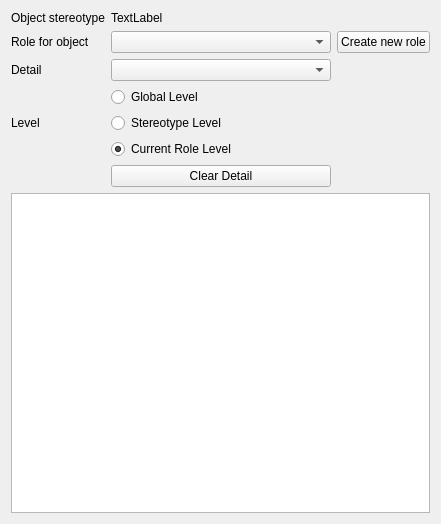
The window that src/gui/design/style_editor.ui (archtool/archtool) describes before a commit, drawn with Qt 5.
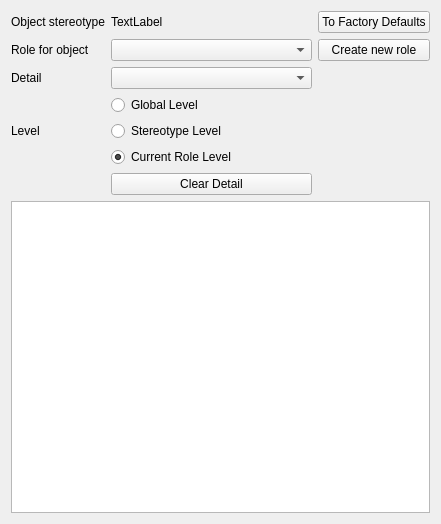
The same window after the commit.

Patch:
```diff
--- a/src/gui/design/style_editor.ui
+++ b/src/gui/design/style_editor.ui
@@ -105,6 +105,16 @@
        </property>
       </widget>
      </item>
+     <item row="0" column="2">
+      <widget class="QPushButton" name="btnFactoryDefaults">
+       <property name="styleSheet">
+        <string notr="true">font-size:9pt</string>
+       </property>
+       <property name="text">
+        <string>To Factory Defaults</string>
+       </property>
+      </widget>
+     </item>
     </layout>
    </item>
    <item>
```
